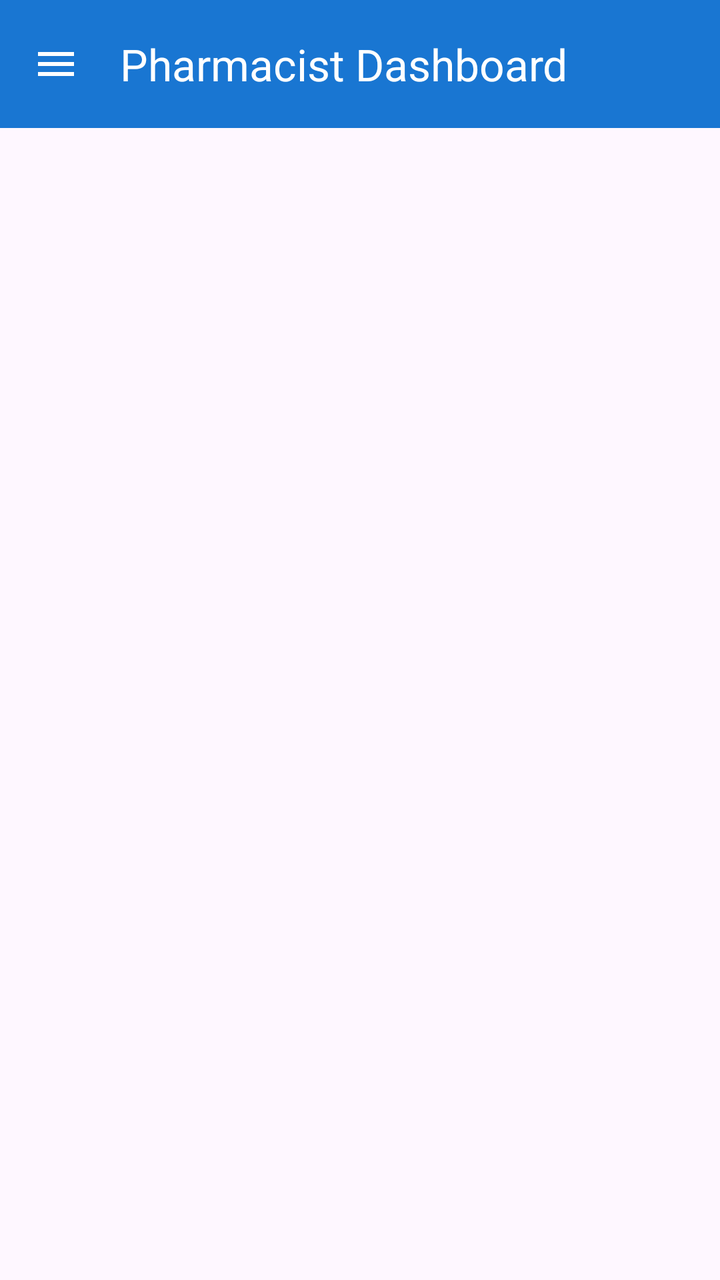
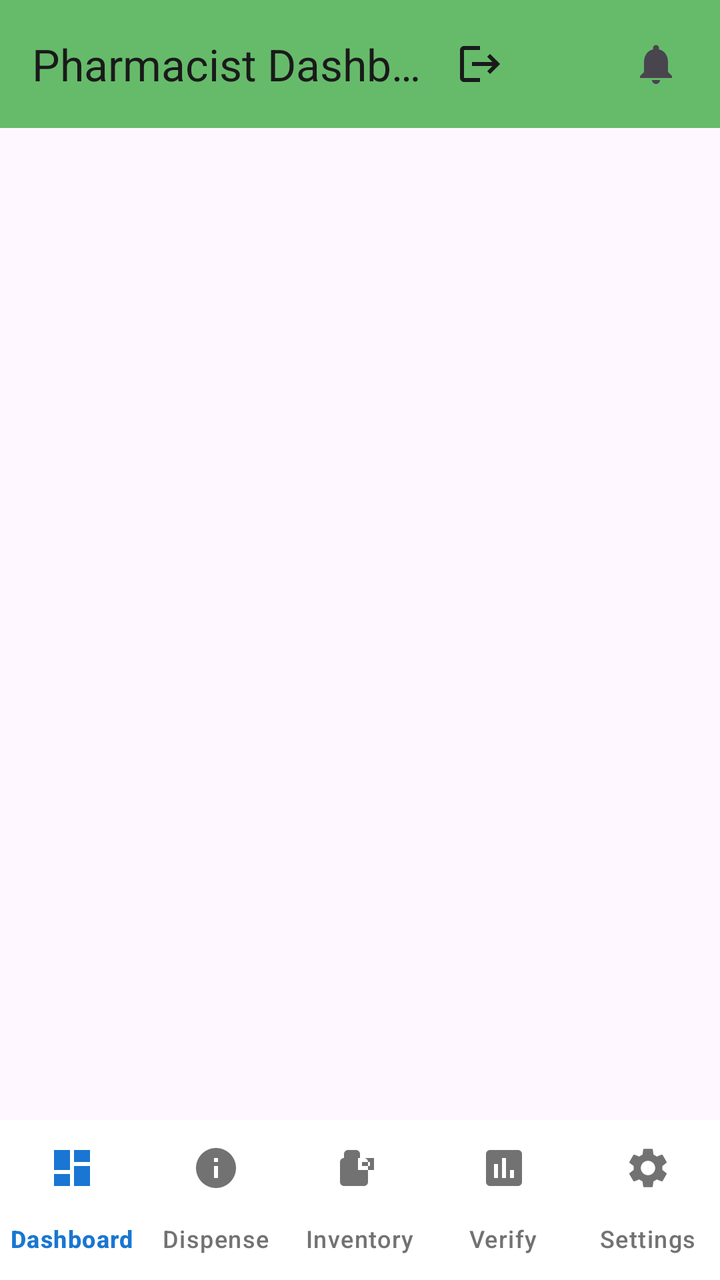

Before-and-after screenshots of an Android layout around one commit, followed by the original layout XML and the change that was made.
<!-- AndroidManifest.xml: activity theme Theme.H_CAS.NoActionBar -->
<!-- res/layout/activity_pharmacist_dashboard.xml -->
<?xml version="1.0" encoding="utf-8"?>
<androidx.drawerlayout.widget.DrawerLayout xmlns:android="http://schemas.android.com/apk/res/android"
    xmlns:app="http://schemas.android.com/apk/res-auto"
    xmlns:tools="http://schemas.android.com/tools"
    android:id="@+id/drawerLayout"
    android:layout_width="match_parent"
    android:layout_height="match_parent"
    android:fitsSystemWindows="true"
    tools:context=".PharmacistDashboardActivity">

    
    <androidx.constraintlayout.widget.ConstraintLayout
        android:id="@+id/pharmacistMainLayout"
        android:layout_width="match_parent"
        android:layout_height="match_parent">

        
        <com.google.android.material.appbar.MaterialToolbar
            android:id="@+id/toolbar"
            android:layout_width="match_parent"
            android:layout_height="?attr/actionBarSize"
            android:background="@color/primary_blue"
            android:elevation="4dp"
            app:layout_constraintTop_toTopOf="parent"
            app:title="Pharmacist Dashboard"
            app:titleTextColor="@color/white"
            app:navigationIcon="@drawable/ic_menu" />

        
        <FrameLayout
            android:id="@+id/fragmentContainer"
            android:layout_width="match_parent"
            android:layout_height="0dp"
            app:layout_constraintTop_toBottomOf="@id/toolbar"
            app:layout_constraintBottom_toBottomOf="parent"
            app:layout_constraintStart_toStartOf="parent"
            app:layout_constraintEnd_toEndOf="parent" />

    </androidx.constraintlayout.widget.ConstraintLayout>

    
    <com.google.android.material.navigation.NavigationView
        android:id="@+id/navigationView"
        android:layout_width="280dp"
        android:layout_height="match_parent"
        android:layout_gravity="start"
        android:background="@color/white"
        app:headerLayout="@layout/nav_header_pharmacist"
        app:menu="@menu/pharmacist_navigation_menu"
        app:itemIconTint="@color/nav_item_color"
        app:itemTextColor="@color/nav_item_color" />

</androidx.drawerlayout.widget.DrawerLayout>
<!-- res/layout/nav_header_pharmacist.xml (included above) -->
<?xml version="1.0" encoding="utf-8"?>
<LinearLayout xmlns:android="http://schemas.android.com/apk/res/android"
    xmlns:app="http://schemas.android.com/apk/res-auto"
    android:layout_width="match_parent"
    android:layout_height="200dp"
    android:background="@drawable/nav_header_background"
    android:gravity="bottom"
    android:orientation="vertical"
    android:padding="16dp">

    <ImageView
        android:id="@+id/pharmacistAvatarImageView"
        android:layout_width="80dp"
        android:layout_height="80dp"
        android:layout_marginBottom="16dp"
        android:src="@drawable/ic_pharmacist_avatar"
        android:background="@drawable/pharmacist_avatar_background"
        android:scaleType="centerCrop" />

    <TextView
        android:id="@+id/pharmacistNameTextView"
        android:layout_width="wrap_content"
        android:layout_height="wrap_content"
        android:text=""
        android:textColor="@color/white"
        android:textSize="18sp"
        android:textStyle="bold" />

    <TextView
        android:id="@+id/pharmacistRoleTextView"
        android:layout_width="wrap_content"
        android:layout_height="wrap_content"
        android:layout_marginTop="4dp"
        android:text="Licensed Pharmacist"
        android:textColor="@color/nav_header_subtitle"
        android:textSize="14sp" />

</LinearLayout>
<!-- resources referenced by this layout -->
<resources>
  <color name="nav_header_subtitle">#B3FFFFFF</color>
  <color name="nav_item_color">#727272</color>
  <color name="primary_blue">#1976D2</color>
  <color name="white">#FFFFFFFF</color>
  <!-- drawable ic_menu (drawable) -->
  <vector xmlns:android="http://schemas.android.com/apk/res/android"
      android:width="24dp"
      android:height="24dp"
      android:viewportWidth="24"
      android:viewportHeight="24"
      android:tint="@color/white">
    <path
        android:fillColor="@android:color/white"
        android:pathData="M3,18h18v-2L3,16v2zM3,13h18v-2L3,11v2zM3,6v2h18L21,6L3,6z"/>
  </vector>
  <!-- drawable ic_pharmacist_avatar (drawable) -->
  <?xml version="1.0" encoding="utf-8"?>
  <vector xmlns:android="http://schemas.android.com/apk/res/android"
      android:width="24dp"
      android:height="24dp"
      android:viewportWidth="24"
      android:viewportHeight="24"
      android:tint="@color/white">
      <path
          android:fillColor="@android:color/white"
          android:pathData="M12,12c2.21,0 4,-1.79 4,-4s-1.79,-4 -4,-4 -4,1.79 -4,4 1.79,4 4,4zM12,14c-2.67,0 -8,1.34 -8,4v2h16v-2c0,-2.66 -5.33,-4 -8,-4z"/>
  </vector>
  <!-- drawable nav_header_background (drawable) -->
  <?xml version="1.0" encoding="utf-8"?>
  <shape xmlns:android="http://schemas.android.com/apk/res/android"
      android:shape="rectangle">
      
      <gradient
          android:startColor="@color/primary_blue"
          android:endColor="@color/primary_blue_dark"
          android:angle="135" />
          
  </shape>
  <!-- drawable pharmacist_avatar_background (drawable) -->
  <?xml version="1.0" encoding="utf-8"?>
  <shape xmlns:android="http://schemas.android.com/apk/res/android"
      android:shape="oval">
      <solid android:color="@color/pharmacist_primary" />
      <stroke
          android:width="2dp"
          android:color="@color/pharmacist_secondary" />
  </shape>
  <style name="Theme.H_CAS.NoActionBar" parent="Theme.Material3.DayNight.NoActionBar">
          <item name="colorPrimary">@color/primary_blue</item>
          <item name="colorPrimaryDark">@color/primary_blue_dark</item>
          <item name="colorAccent">@color/accent_blue</item>
          <item name="android:statusBarColor">@color/white</item>
          <item name="android:windowLightStatusBar">true</item>
      </style>
  <color name="primary_blue_dark">#1565C0</color>
  <color name="pharmacist_primary">#4CAF50</color>
  <color name="pharmacist_secondary">#388E3C</color>
  <color name="accent_blue">#2196F3</color>
</resources>

<!-- the commit's change to res/layout/activity_pharmacist_dashboard.xml (unified diff, before → after) -->
@@ -1,92 +1,101 @@
 <?xml version="1.0" encoding="utf-8"?>
-<androidx.drawerlayout.widget.DrawerLayout xmlns:android="http://schemas.android.com/apk/res/android"
+<androidx.constraintlayout.widget.ConstraintLayout xmlns:android="http://schemas.android.com/apk/res/android"
     xmlns:app="http://schemas.android.com/apk/res-auto"
     xmlns:tools="http://schemas.android.com/tools"
-    android:id="@+id/drawerLayout"
+    android:id="@+id/pharmacistMainLayout"
     android:layout_width="match_parent"
     android:layout_height="match_parent"
     android:fitsSystemWindows="true"
     tools:context=".PharmacistDashboardActivity">
 
     
-    <androidx.constraintlayout.widget.ConstraintLayout
-        android:id="@+id/pharmacistMainLayout"
+    <com.google.android.material.appbar.MaterialToolbar
+        android:id="@+id/toolbar"
         android:layout_width="match_parent"
-        android:layout_height="match_parent">
-
+        android:layout_height="?attr/actionBarSize"
+        android:background="@color/pharmacist_green"
+        android:elevation="4dp"
+        app:layout_constraintTop_toTopOf="parent"
+        app:title="Pharmacist Dashboard"
+        app:titleTextColor="#1A1A1A">
         
-        <com.google.android.material.appbar.MaterialToolbar
-            android:id="@+id/toolbar"
-            android:layout_width="match_parent"
-            android:layout_height="?attr/actionBarSize"
-            android:background="@color/primary_blue"
-            android:elevation="4dp"
-            app:layout_constraintTop_toTopOf="parent"
-            app:title="Pharmacist Dashboard"
-            app:titleTextColor="@color/white"
-            app:navigationIcon="@drawable/ic_menu" />
-
         
         <FrameLayout
-            android:id="@+id/fragmentContainer"
-            android:layout_width="match_parent"
-            android:layout_height="0dp"
-            app:layout_constraintTop_toBottomOf="@id/toolbar"
-            app:layout_constraintBottom_toBottomOf="parent"
-            app:layout_constraintStart_toStartOf="parent"
-            app:layout_constraintEnd_toEndOf="parent" />
-
-    </androidx.constraintlayout.widget.ConstraintLayout>
+            android:layout_width="wrap_content"
+            android:layout_height="wrap_content"
+            android:layout_gravity="end"
+            android:layout_marginEnd="16dp">
+            
+            <ImageView
+                android:id="@+id/notificationButton"
+                android:layout_width="32dp"
+                android:layout_height="32dp"
+                android:background="?attr/selectableItemBackgroundBorderless"
+                android:clickable="true"
+                android:focusable="true"
+                android:padding="4dp"
+                android:src="@drawable/ic_notification"
+                android:contentDescription="Notifications"
+                android:scaleType="fitCenter" />
+            
+            
+            <TextView
+                android:id="@+id/notificationBadge"
+                android:layout_width="18dp"
+                android:layout_height="18dp"
+                android:layout_gravity="top|end"
+                android:layout_marginTop="2dp"
+                android:layout_marginEnd="2dp"
+                android:background="@drawable/badge_background"
+                android:gravity="center"
+                android:text="0"
+                android:textColor="@android:color/white"
+                android:textSize="10sp"
+                android:textStyle="bold"
+                android:visibility="gone" />
+        </FrameLayout>
+        
+        
+        <ImageView
+            android:id="@+id/logoutButton"
+            android:layout_width="32dp"
+            android:layout_height="32dp"
+            android:layout_gravity="end"
+            android:layout_marginEnd="56dp"
+            android:background="?attr/selectableItemBackgroundBorderless"
+            android:clickable="true"
+            android:focusable="true"
+            android:padding="4dp"
+            android:src="@drawable/ic_logout"
+            android:contentDescription="Logout"
+            android:scaleType="fitCenter"
+            android:tint="#1A1A1A" />
+        
+    </com.google.android.material.appbar.MaterialToolbar>
 
     
-    <com.google.android.material.navigation.NavigationView
-        android:id="@+id/navigationView"
-        android:layout_width="280dp"
-        android:layout_height="match_parent"
-        android:layout_gravity="start"
+    <FrameLayout
+        android:id="@+id/fragmentContainer"
+        android:layout_width="match_parent"
+        android:layout_height="0dp"
+        app:layout_constraintTop_toBottomOf="@id/toolbar"
+        app:layout_constraintBottom_toTopOf="@id/bottomNavigationView"
+        app:layout_constraintStart_toStartOf="parent"
+        app:layout_constraintEnd_toEndOf="parent" />
+
+    
+    <com.google.android.material.bottomnavigation.BottomNavigationView
+        android:id="@+id/bottomNavigationView"
+        android:layout_width="match_parent"
+        android:layout_height="wrap_content"
         android:background="@color/white"
-        app:headerLayout="@layout/nav_header_pharmacist"
-        app:menu="@menu/pharmacist_navigation_menu"
-        app:itemIconTint="@color/nav_item_color"
-        app:itemTextColor="@color/nav_item_color" />
+        android:elevation="8dp"
+        app:itemIconTint="@color/bottom_nav_item_color"
+        app:itemTextColor="@color/bottom_nav_item_color"
+        app:labelVisibilityMode="labeled"
+        app:menu="@menu/bottom_nav_pharmacist"
+        app:layout_constraintBottom_toBottomOf="parent"
+        app:layout_constraintStart_toStartOf="parent"
+        app:layout_constraintEnd_toEndOf="parent" />
 
-</androidx.drawerlayout.widget.DrawerLayout>
-<!-- res/layout/nav_header_pharmacist.xml (included above) -->
-<?xml version="1.0" encoding="utf-8"?>
-<LinearLayout xmlns:android="http://schemas.android.com/apk/res/android"
-    xmlns:app="http://schemas.android.com/apk/res-auto"
-    android:layout_width="match_parent"
-    android:layout_height="200dp"
-    android:background="@drawable/nav_header_background"
-    android:gravity="bottom"
-    android:orientation="vertical"
-    android:padding="16dp">
-
-    <ImageView
-        android:id="@+id/pharmacistAvatarImageView"
-        android:layout_width="80dp"
-        android:layout_height="80dp"
-        android:layout_marginBottom="16dp"
-        android:src="@drawable/ic_pharmacist_avatar"
-        android:background="@drawable/pharmacist_avatar_background"
-        android:scaleType="centerCrop" />
-
-    <TextView
-        android:id="@+id/pharmacistNameTextView"
-        android:layout_width="wrap_content"
-        android:layout_height="wrap_content"
-        android:text=""
-        android:textColor="@color/white"
-        android:textSize="18sp"
-        android:textStyle="bold" />
-
-    <TextView
-        android:id="@+id/pharmacistRoleTextView"
-        android:layout_width="wrap_content"
-        android:layout_height="wrap_content"
-        android:layout_marginTop="4dp"
-        android:text="Licensed Pharmacist"
-        android:textColor="@color/nav_header_subtitle"
-        android:textSize="14sp" />
-
-</LinearLayout>
+</androidx.constraintlayout.widget.ConstraintLayout>
<!-- resource entries referenced after the edit -->
@@ -1,52 +1,40 @@
 <!-- resources referenced by this layout -->
 <resources>
-  <color name="nav_header_subtitle">#B3FFFFFF</color>
+  <color name="pharmacist_green">#66BB6A</color>
   <color name="nav_item_color">#727272</color>
   <color name="primary_blue">#1976D2</color>
   <color name="white">#FFFFFFFF</color>
-  <!-- drawable ic_menu (drawable) -->
+  <!-- drawable badge_background (drawable) -->
+  <?xml version="1.0" encoding="utf-8"?>
+  <shape xmlns:android="http://schemas.android.com/apk/res/android"
+      android:shape="oval">
+      <solid android:color="#FF0000" />
+      <size
+          android:width="18dp"
+          android:height="18dp" />
+  </shape>
+  <!-- drawable ic_logout (drawable) -->
   <vector xmlns:android="http://schemas.android.com/apk/res/android"
       android:width="24dp"
       android:height="24dp"
       android:viewportWidth="24"
       android:viewportHeight="24"
-      android:tint="@color/white">
+      android:tint="@color/nav_item_color">
     <path
         android:fillColor="@android:color/white"
-        android:pathData="M3,18h18v-2L3,16v2zM3,13h18v-2L3,11v2zM3,6v2h18L21,6L3,6z"/>
+        android:pathData="M17,7l-1.41,1.41L18.17,11H8v2h10.17l-2.58,2.58L17,17l5,-5zM4,5h8V3H4C2.9,3 2,3.9 2,5v14c0,1.1 0.9,2 2,2h8v-2H4V5z"/>
   </vector>
-  <!-- drawable ic_pharmacist_avatar (drawable) -->
-  <?xml version="1.0" encoding="utf-8"?>
+  <!-- drawable ic_notification (drawable) -->
   <vector xmlns:android="http://schemas.android.com/apk/res/android"
       android:width="24dp"
       android:height="24dp"
       android:viewportWidth="24"
       android:viewportHeight="24"
-      android:tint="@color/white">
+      android:tint="?attr/colorControlNormal">
       <path
           android:fillColor="@android:color/white"
-          android:pathData="M12,12c2.21,0 4,-1.79 4,-4s-1.79,-4 -4,-4 -4,1.79 -4,4 1.79,4 4,4zM12,14c-2.67,0 -8,1.34 -8,4v2h16v-2c0,-2.66 -5.33,-4 -8,-4z"/>
+          android:pathData="M12,22c1.1,0 2,-0.9 2,-2h-4c0,1.1 0.89,2 2,2zM18,16v-5c0,-3.07 -1.64,-5.64 -4.5,-6.32V4c0,-0.83 -0.67,-1.5 -1.5,-1.5s-1.5,0.67 -1.5,1.5v0.68C7.63,5.36 6,7.92 6,11v5l-2,2v1h16v-1l-2,-2z"/>
   </vector>
-  <!-- drawable nav_header_background (drawable) -->
-  <?xml version="1.0" encoding="utf-8"?>
-  <shape xmlns:android="http://schemas.android.com/apk/res/android"
-      android:shape="rectangle">
-      
-      <gradient
-          android:startColor="@color/primary_blue"
-          android:endColor="@color/primary_blue_dark"
-          android:angle="135" />
-          
-  </shape>
-  <!-- drawable pharmacist_avatar_background (drawable) -->
-  <?xml version="1.0" encoding="utf-8"?>
-  <shape xmlns:android="http://schemas.android.com/apk/res/android"
-      android:shape="oval">
-      <solid android:color="@color/pharmacist_primary" />
-      <stroke
-          android:width="2dp"
-          android:color="@color/pharmacist_secondary" />
-  </shape>
   <style name="Theme.H_CAS.NoActionBar" parent="Theme.Material3.DayNight.NoActionBar">
           <item name="colorPrimary">@color/primary_blue</item>
           <item name="colorPrimaryDark">@color/primary_blue_dark</item>
@@ -55,8 +43,6 @@
           <item name="android:windowLightStatusBar">true</item>
       </style>
   <color name="primary_blue_dark">#1565C0</color>
-  <color name="pharmacist_primary">#4CAF50</color>
-  <color name="pharmacist_secondary">#388E3C</color>
   <color name="accent_blue">#2196F3</color>
 </resources>
 
